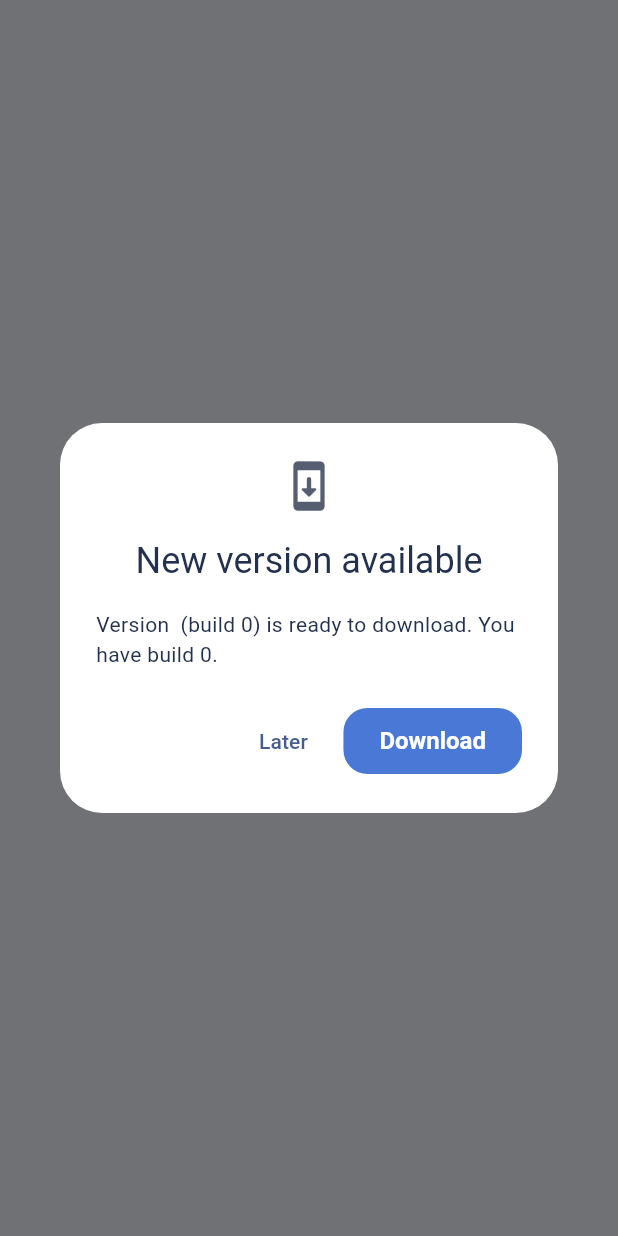
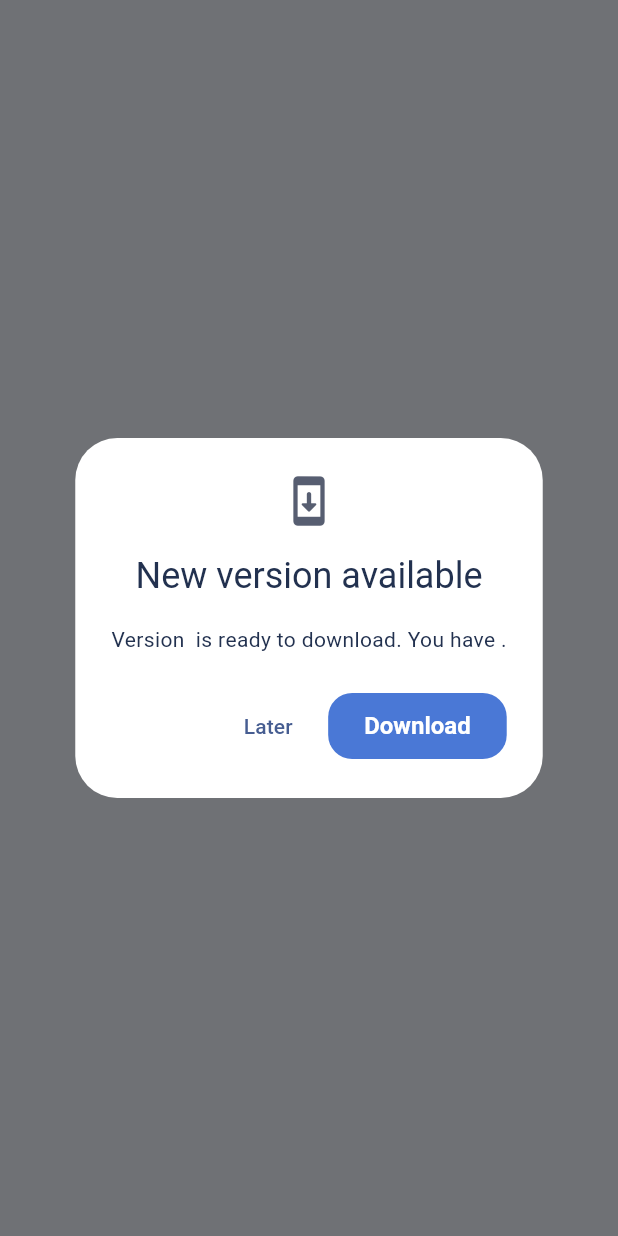
Before and after one commit to nananeko1305/car-expenses, a Flutter app: what showUpdateDialog() shows on an empty page, opened directly with empty values, on a phone screen of 412 x 824 dp. Run offline on Flutter 3.47's test engine with Material 3 defaults, Android fonts, the phone set to English and light mode, and no system bars; our stand-ins replace cloud_firestore, firebase_auth, firebase_core, firebase_messaging, image_picker, package_info_plus and 1 more; accounts and stored records are empty; network calls fail.

Commit message:
feat(release): version releases with semver instead of a build number
"1.0.0 (build 14)" told nobody anything: the number that moved was the
CI run counter, and the number that meant something never changed.

The release version is now worked out in CI from the commit messages
since the last tag — a feat bumps the minor, anything else the patch, a
breaking change the major — and the version in pubspec.yaml is a floor,
so raising it by hand forces a deliberate jump. The tag, the release
name and the download page carry that version alone.

The build number stays as Android's version code, where it has to keep
rising for installs to upgrade, but it no longer reaches the user: the
settings row, the update dialog and the release notification all show
the version.

The update check compares versions rather than build numbers, which is
what "is there something newer" actually means. Installed copies from
before this change still compare build numbers against `version.json`,
which keeps carrying both, so they keep updating.

Co-Authored-By: Claude Opus 5 (1M context) <noreply@anthropic.com>

```diff
--- a/lib/l10n/app_en.arb
+++ b/lib/l10n/app_en.arb
@@ -166,17 +166,14 @@
   "edit": "Edit",
   "noServicesForCar": "No services for this car yet.",
   "newVersionTitle": "New version available",
-  "newVersionBody": "Version {version} (build {build}) is ready to download. You have build {current}.",
+  "newVersionBody": "Version {version} is ready to download. You have {current}.",
   "@newVersionBody": {
     "placeholders": {
       "version": {
         "type": "String"
       },
-      "build": {
-        "type": "int"
-      },
       "current": {
-        "type": "int"
+        "type": "String"
       }
     }
   },
@@ -185,13 +182,10 @@
   "checkUpdates": "Check for updates",
   "upToDate": "You have the latest version.",
   "updateCheckFailed": "Couldn't check for updates.",
-  "appVersion": "Version {version} (build {build})",
+  "appVersion": "Version {version}",
   "@appVersion": {
     "placeholders": {
       "version": {
-        "type": "String"
-      },
-      "build": {
         "type": "String"
       }
     }
--- a/lib/l10n/app_localizations.dart
+++ b/lib/l10n/app_localizations.dart
@@ -887,8 +887,8 @@ abstract class AppLocalizations {
   /// No description provided for @newVersionBody.
   ///
   /// In en, this message translates to:
-  /// **'Version {version} (build {build}) is ready to download. You have build {current}.'**
-  String newVersionBody(String version, int build, int current);
+  /// **'Version {version} is ready to download. You have {current}.'**
+  String newVersionBody(String version, String current);
 
   /// No description provided for @download.
   ///
@@ -923,8 +923,8 @@ abstract class AppLocalizations {
   /// No description provided for @appVersion.
   ///
   /// In en, this message translates to:
-  /// **'Version {version} (build {build})'**
-  String appVersion(String version, String build);
+  /// **'Version {version}'**
+  String appVersion(String version);
 
   /// No description provided for @tools.
   ///
--- a/lib/l10n/app_localizations_en.dart
+++ b/lib/l10n/app_localizations_en.dart
@@ -423,8 +423,8 @@ class AppLocalizationsEn extends AppLocalizations {
   String get newVersionTitle => 'New version available';
 
   @override
-  String newVersionBody(String version, int build, int current) {
-    return 'Version $version (build $build) is ready to download. You have build $current.';
+  String newVersionBody(String version, String current) {
+    return 'Version $version is ready to download. You have $current.';
   }
 
   @override
@@ -443,8 +443,8 @@ class AppLocalizationsEn extends AppLocalizations {
   String get updateCheckFailed => 'Couldn\'t check for updates.';
 
   @override
-  String appVersion(String version, String build) {
-    return 'Version $version (build $build)';
+  String appVersion(String version) {
+    return 'Version $version';
   }
 
   @override
--- a/lib/l10n/app_localizations_sr.dart
+++ b/lib/l10n/app_localizations_sr.dart
@@ -423,8 +423,8 @@ class AppLocalizationsSr extends AppLocalizations {
   String get newVersionTitle => 'Dostupna je nova verzija';
 
   @override
-  String newVersionBody(String version, int build, int current) {
-    return 'Verzija $version (build $build) je spremna za preuzimanje. Ti imaš build $current.';
+  String newVersionBody(String version, String current) {
+    return 'Verzija $version je spremna za preuzimanje. Ti imaš $current.';
   }
 
   @override
@@ -443,8 +443,8 @@ class AppLocalizationsSr extends AppLocalizations {
   String get updateCheckFailed => 'Provera ažuriranja nije uspela.';
 
   @override
-  String appVersion(String version, String build) {
-    return 'Verzija $version (build $build)';
+  String appVersion(String version) {
+    return 'Verzija $version';
   }
 
   @override
--- a/lib/l10n/app_sr.arb
+++ b/lib/l10n/app_sr.arb
@@ -138,13 +138,13 @@
   "edit": "Izmeni",
   "noServicesForCar": "Ovaj auto još nema servisa.",
   "newVersionTitle": "Dostupna je nova verzija",
-  "newVersionBody": "Verzija {version} (build {build}) je spremna za preuzimanje. Ti imaš build {current}.",
+  "newVersionBody": "Verzija {version} je spremna za preuzimanje. Ti imaš {current}.",
   "download": "Preuzmi",
   "later": "Kasnije",
   "checkUpdates": "Proveri ažuriranja",
   "upToDate": "Imaš najnoviju verziju.",
   "updateCheckFailed": "Provera ažuriranja nije uspela.",
-  "appVersion": "Verzija {version} (build {build})",
+  "appVersion": "Verzija {version}",
   "tools": "Alat",
   "noTools": "Još nema alata.",
   "noToolsHint": "Alat se obično doda pri trošku iz kase, ili dugmetom ispod.",
--- a/lib/widgets/update_dialog.dart
+++ b/lib/widgets/update_dialog.dart
@@ -14,7 +14,7 @@ Future<void> showUpdateDialog(BuildContext context, UpdateAvailable update) {
     builder: (ctx) => AlertDialog(
       icon: const Icon(Icons.system_update_rounded, size: 36),
       title: Text(t.newVersionTitle),
-      content: Text(t.newVersionBody(r.version, r.build, update.currentBuild)),
+      content: Text(t.newVersionBody(r.version, update.currentVersion)),
       actions: [
         TextButton(onPressed: () => Navigator.pop(ctx), child: Text(t.later)),
         FilledButton(
--- a/lib/widgets/update_tiles.dart
+++ b/lib/widgets/update_tiles.dart
@@ -44,9 +44,7 @@ class _UpdateTilesState extends State<UpdateTiles> {
         return ListTile(
           leading: const Icon(Icons.system_update_rounded),
           title: Text(t.checkUpdates),
-          subtitle: app == null
-              ? null
-              : Text(t.appVersion(app.version, app.buildNumber)),
+          subtitle: app == null ? null : Text(t.appVersion(app.version)),
           trailing: _checking
               ? const SizedBox(
                   width: 20,
--- a/pubspec.yaml
+++ b/pubspec.yaml
@@ -16,7 +16,7 @@ publish_to: 'none' # Remove this line if you wish to publish to pub.dev
 # https://developer.apple.com/library/archive/documentation/General/Reference/InfoPlistKeyReference/Articles/CoreFoundationKeys.html
 # In Windows, build-name is used as the major, minor, and patch parts
 # of the product and file versions while build-number is used as the build suffix.
-version: 1.0.0+1
+version: 1.1.0+1
 
 environment:
   sdk: ^3.13.3
```
Also changed, not shown: lib/services/update_checker.dart (+24 -7 lines), 6 other files.
